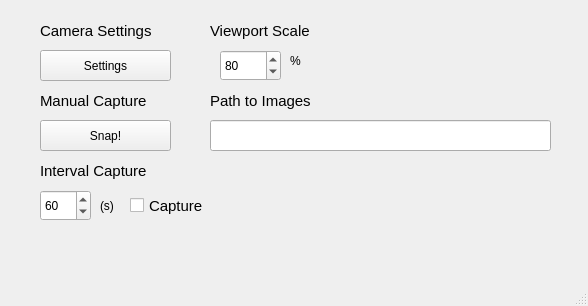
First picture: the form in ui/main.ui, repository node-/CameraWorkbench, before the edit.
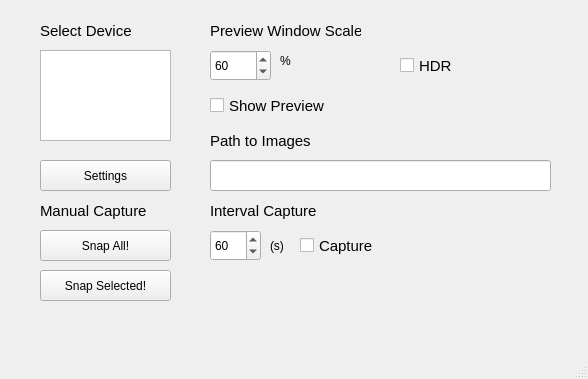
Second picture: the form after the edit.

Commit message:
refactored and added abstract camera class for interfacing with either webcams or amscopes
still need to create abstract camera settings class

```diff
--- a/ui/main.ui
+++ b/ui/main.ui
@@ -7,7 +7,7 @@
     <x>0</x>
     <y>0</y>
     <width>588</width>
-    <height>306</height>
+    <height>379</height>
    </rect>
   </property>
   <property name="windowTitle">
@@ -18,7 +18,7 @@
     <property name="geometry">
      <rect>
       <x>40</x>
-      <y>50</y>
+      <y>160</y>
       <width>131</width>
       <height>31</height>
      </rect>
@@ -27,29 +27,11 @@
      <string>Settings</string>
     </property>
    </widget>
-   <widget class="QLabel" name="label">
-    <property name="geometry">
-     <rect>
-      <x>40</x>
-      <y>20</y>
-      <width>151</width>
-      <height>21</height>
-     </rect>
-    </property>
-    <property name="font">
-     <font>
-      <pointsize>11</pointsize>
-     </font>
-    </property>
-    <property name="text">
-     <string>Camera Settings</string>
-    </property>
-   </widget>
    <widget class="QLabel" name="label_2">
     <property name="geometry">
      <rect>
       <x>40</x>
-      <y>90</y>
+      <y>200</y>
       <width>151</width>
       <height>21</height>
      </rect>
@@ -67,7 +49,7 @@
     <property name="geometry">
      <rect>
       <x>210</x>
-      <y>90</y>
+      <y>130</y>
       <width>161</width>
       <height>21</height>
      </rect>
@@ -85,7 +67,7 @@
     <property name="geometry">
      <rect>
       <x>210</x>
-      <y>120</y>
+      <y>160</y>
       <width>341</width>
       <height>31</height>
      </rect>
@@ -106,45 +88,45 @@
      </font>
     </property>
     <property name="text">
-     <string>Viewport Scale</string>
+     <string>Preview Window Scale</string>
     </property>
    </widget>
    <widget class="QSpinBox" name="viewportScaleSpinBox">
     <property name="geometry">
      <rect>
-      <x>220</x>
+      <x>210</x>
       <y>50</y>
       <width>61</width>
       <height>31</height>
      </rect>
     </property>
     <property name="minimum">
-     <number>40</number>
+     <number>30</number>
     </property>
     <property name="maximum">
      <number>100</number>
     </property>
     <property name="value">
-     <number>80</number>
+     <number>60</number>
     </property>
    </widget>
    <widget class="QPushButton" name="captureButton">
     <property name="geometry">
      <rect>
       <x>40</x>
-      <y>120</y>
+      <y>230</y>
       <width>131</width>
       <height>31</height>
      </rect>
     </property>
     <property name="text">
-     <string>Snap!</string>
+     <string>Snap All!</string>
     </property>
    </widget>
    <widget class="QLabel" name="label_5">
     <property name="geometry">
      <rect>
-      <x>290</x>
+      <x>280</x>
       <y>50</y>
       <width>41</width>
       <height>21</height>
@@ -157,8 +139,8 @@
    <widget class="QLabel" name="label_6">
     <property name="geometry">
      <rect>
-      <x>40</x>
-      <y>160</y>
+      <x>210</x>
+      <y>200</y>
       <width>151</width>
       <height>21</height>
      </rect>
@@ -175,8 +157,8 @@
    <widget class="QCheckBox" name="intervalEnabled">
     <property name="geometry">
      <rect>
-      <x>130</x>
-      <y>190</y>
+      <x>300</x>
+      <y>230</y>
       <width>111</width>
       <height>31</height>
      </rect>
@@ -193,8 +175,8 @@
    <widget class="QSpinBox" name="intervalSpinBox">
     <property name="geometry">
      <rect>
-      <x>40</x>
-      <y>190</y>
+      <x>210</x>
+      <y>230</y>
       <width>51</width>
       <height>31</height>
      </rect>
@@ -212,8 +194,8 @@
    <widget class="QLabel" name="label_7">
     <property name="geometry">
      <rect>
-      <x>100</x>
-      <y>190</y>
+      <x>270</x>
+      <y>230</y>
       <width>21</width>
       <height>31</height>
      </rect>
@@ -222,6 +204,83 @@
      <string>(s)</string>
     </property>
    </widget>
+   <widget class="QCheckBox" name="hdrEnabled">
+    <property name="geometry">
+     <rect>
+      <x>400</x>
+      <y>50</y>
+      <width>111</width>
+      <height>31</height>
+     </rect>
+    </property>
+    <property name="font">
+     <font>
+      <pointsize>11</pointsize>
+     </font>
+    </property>
+    <property name="text">
+     <string>HDR</string>
+    </property>
+   </widget>
+   <widget class="QListWidget" name="deviceList">
+    <property name="geometry">
+     <rect>
+      <x>40</x>
+      <y>50</y>
+      <width>131</width>
+      <height>91</height>
+     </rect>
+    </property>
+   </widget>
+   <widget class="QCheckBox" name="previewEnabled">
+    <property name="geometry">
+     <rect>
+      <x>210</x>
+      <y>90</y>
+      <width>121</width>
+      <height>31</height>
+     </rect>
+    </property>
+    <property name="font">
+     <font>
+      <pointsize>11</pointsize>
+     </font>
+    </property>
+    <property name="text">
+     <string>Show Preview</string>
+    </property>
+   </widget>
+   <widget class="QLabel" name="label_8">
+    <property name="geometry">
+     <rect>
+      <x>40</x>
+      <y>20</y>
+      <width>151</width>
+      <height>21</height>
+     </rect>
+    </property>
+    <property name="font">
+     <font>
+      <pointsize>11</pointsize>
+     </font>
+    </property>
+    <property name="text">
+     <string>Select Device</string>
+    </property>
+   </widget>
+   <widget class="QPushButton" name="snapSelectedButton">
+    <property name="geometry">
+     <rect>
+      <x>40</x>
+      <y>270</y>
+      <width>131</width>
+      <height>31</height>
+     </rect>
+    </property>
+    <property name="text">
+     <string>Snap Selected!</string>
+    </property>
+   </widget>
   </widget>
   <widget class="QStatusBar" name="statusbar"/>
  </widget>
```
Left out of the diff: 6 changed lines with no effect on the pictures. The commit also changes 6 other files.
